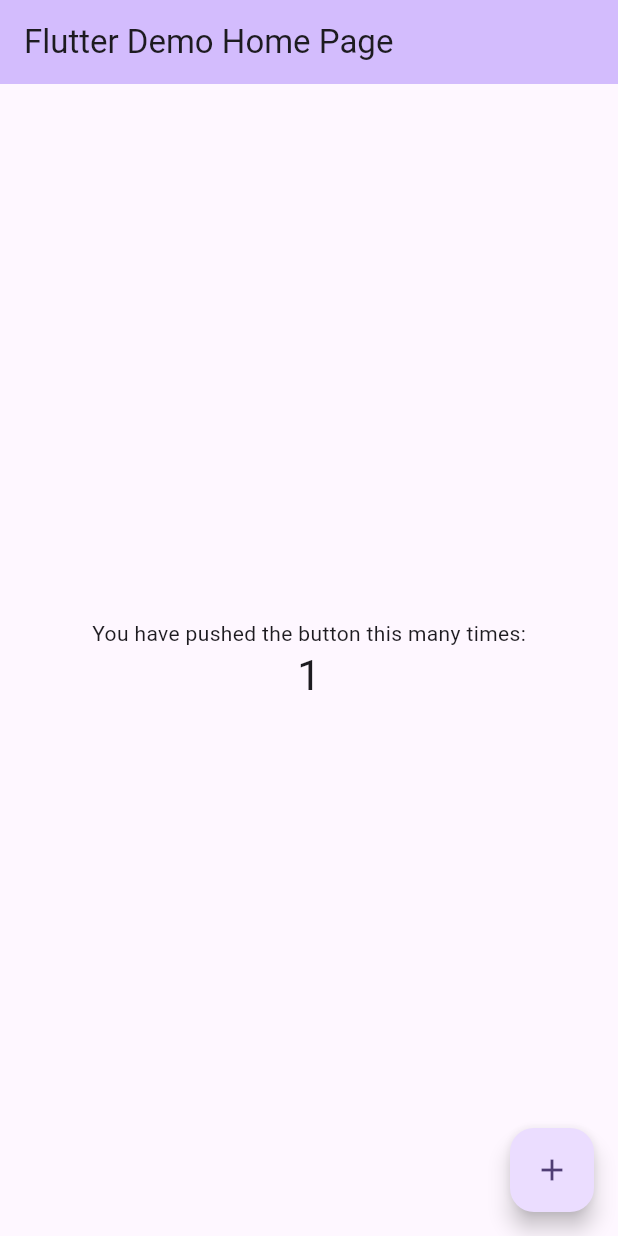
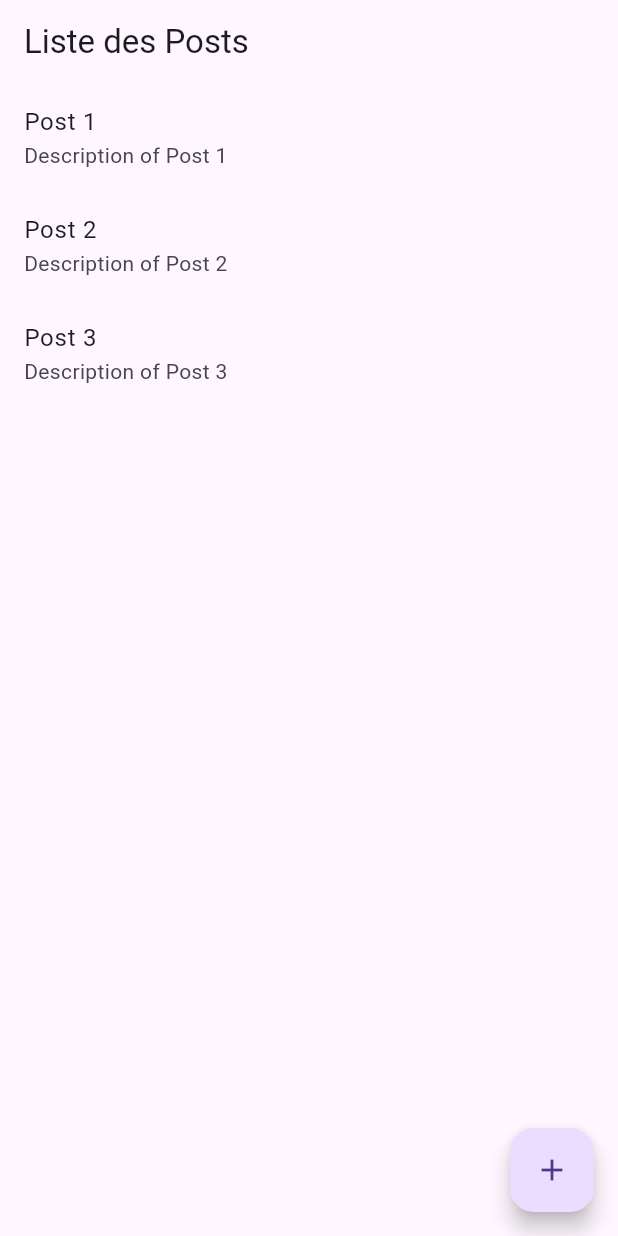
Before and after one commit to LucasParchap/tpflutterposts, a Flutter app: the screen it shows after launch, after a tap on the "add" icon, on a phone screen of 412 x 824 dp. Run offline on Flutter 3.47's test engine with Material 3 defaults, Android fonts, the phone set to English and light mode, and no system bars; our stand-ins replace flutter_bloc.

Commit message:
Implement Bloc and Repository for managing posts

```diff
--- /dev/null
+++ b/lib/app_exception.dart
@@ -0,0 +1,12 @@
+class AppException implements Exception {
+  final String message;
+
+  AppException(this.message);
+
+  static AppException from(Object error) {
+    return AppException(error.toString());
+  }
+
+  @override
+  String toString() => message;
+}
--- a/lib/main.dart
+++ b/lib/main.dart
@@ -1,4 +1,11 @@
 import 'package:flutter/material.dart';
+import 'package:flutter_bloc/flutter_bloc.dart';
+import 'shared/blocs/post_bloc.dart';
+import 'shared/services/posts_repository/posts_repository.dart';
+import 'shared/services/local_posts_data_source/fake_posts_data_source.dart';
+import 'screens/posts_screen.dart';
+import 'screens/post_detail_screen.dart';
+import 'shared/models/Post.dart';
 
 void main() {
   runApp(const MyApp());
@@ -7,119 +14,43 @@ void main() {
 class MyApp extends StatelessWidget {
   const MyApp({super.key});
 
-  // This widget is the root of your application.
   @override
   Widget build(BuildContext context) {
-    return MaterialApp(
-      title: 'Flutter Demo',
-      theme: ThemeData(
-        // This is the theme of your application.
-        //
-        // TRY THIS: Try running your application with "flutter run". You'll see
-        // the application has a purple toolbar. Then, without quitting the app,
-        // try changing the seedColor in the colorScheme below to Colors.green
-        // and then invoke "hot reload" (save your changes or press the "hot
-        // reload" button in a Flutter-supported IDE, or press "r" if you used
-        // the command line to start the app).
-        //
-        // Notice that the counter didn't reset back to zero; the application
-        // state is not lost during the reload. To reset the state, use hot
-        // restart instead.
-        //
-        // This works for code too, not just values: Most code changes can be
-        // tested with just a hot reload.
-        colorScheme: ColorScheme.fromSeed(seedColor: Colors.deepPurple),
-        useMaterial3: true,
+    return RepositoryProvider(
+      create: (context) => PostRepository(
+        postsDataSource: FakePostsDataSource(),
       ),
-      home: const MyHomePage(title: 'Flutter Demo Home Page'),
+      child: BlocProvider(
+        create: (context) => PostBloc(
+          postRepository: context.read<PostRepository>(),
+        )..add(const GetAllPosts()),
+        child: MaterialApp(
+          debugShowCheckedModeBanner: false,
+          title: 'Posts App',
+          theme: ThemeData(
+            primarySwatch: Colors.blue,
+          ),
+          routes: {
+            '/': (context) => PostsScreen(),
+          },
+          onGenerateRoute: (routeSettings) {
+            Widget screen = const Scaffold(
+              body: Center(
+                child: Text('Page not found!'),
+              ),
+            );
+            final arguments = routeSettings.arguments;
+            switch (routeSettings.name) {
+              case '/postDetail':
+                if (arguments is Post) {
+                  screen = PostDetailScreen(post: arguments);
+                }
+                break;
+            }
+            return MaterialPageRoute(builder: (context) => screen);
+          },
+        ),
+      ),
     );
   }
 }
-
-class MyHomePage extends StatefulWidget {
-  const MyHomePage({super.key, required this.title});
-
-  // This widget is the home page of your application. It is stateful, meaning
-  // that it has a State object (defined below) that contains fields that affect
-  // how it looks.
-
-  // This class is the configuration for the state. It holds the values (in this
-  // case the title) provided by the parent (in this case the App widget) and
-  // used by the build method of the State. Fields in a Widget subclass are
-  // always marked "final".
-
-  final String title;
-
-  @override
-  State<MyHomePage> createState() => _MyHomePageState();
-}
-
-class _MyHomePageState extends State<MyHomePage> {
-  int _counter = 0;
-
-  void _incrementCounter() {
-    setState(() {
-      // This call to setState tells the Flutter framework that something has
-      // changed in this State, which causes it to rerun the build method below
-      // so that the display can reflect the updated values. If we changed
-      // _counter without calling setState(), then the build method would not be
-      // called again, and so nothing would appear to happen.
-      _counter++;
-    });
-  }
-
-  @override
-  Widget build(BuildContext context) {
-    // This method is rerun every time setState is called, for instance as done
-    // by the _incrementCounter method above.
-    //
-    // The Flutter framework has been optimized to make rerunning build methods
-    // fast, so that you can just rebuild anything that needs updating rather
-    // than having to individually change instances of widgets.
-    return Scaffold(
-      appBar: AppBar(
-        // TRY THIS: Try changing the color here to a specific color (to
-        // Colors.amber, perhaps?) and trigger a hot reload to see the AppBar
-        // change color while the other colors stay the same.
-        backgroundColor: Theme.of(context).colorScheme.inversePrimary,
-        // Here we take the value from the MyHomePage object that was created by
-        // the App.build method, and use it to set our appbar title.
-        title: Text(widget.title),
-      ),
-      body: Center(
-        // Center is a layout widget. It takes a single child and positions it
-        // in the middle of the parent.
-        child: Column(
-          // Column is also a layout widget. It takes a list of children and
-          // arranges them vertically. By default, it sizes itself to fit its
-          // children horizontally, and tries to be as tall as its parent.
-          //
-          // Column has various properties to control how it sizes itself and
-          // how it positions its children. Here we use mainAxisAlignment to
-          // center the children vertically; the main axis here is the vertical
-          // axis because Columns are vertical (the cross axis would be
-          // horizontal).
-          //
-          // TRY THIS: Invoke "debug painting" (choose the "Toggle Debug Paint"
-          // action in the IDE, or press "p" in the console), to see the
-          // wireframe for each widget.
-          mainAxisAlignment: MainAxisAlignment.center,
-          children: <Widget>[
-            const Text(
-              'You have pushed the button this many times:',
-            ),
-            Text(
-              '$_counter',
-              style: Theme.of(context).textTheme.headlineMedium,
-            ),
-          ],
-        ),
-      ),
-      floatingActionButton: FloatingActionButton(
-        onPressed: _incrementCounter,
-        tooltip: 'Increment',
-        child: const Icon(Icons.add),
-      ), // This trailing comma makes auto-formatting nicer for build methods.
-    );
-  }
-}
--- /dev/null
+++ b/lib/screens/post_detail_screen.dart
@@ -0,0 +1,34 @@
+import 'package:flutter/material.dart';
+import '../shared/models/Post.dart';
+
+class PostDetailScreen extends StatelessWidget {
+  final Post post;
+
+  const PostDetailScreen({Key? key, required this.post}) : super(key: key);
+
+  @override
+  Widget build(BuildContext context) {
+    return Scaffold(
+      appBar: AppBar(
+        title: Text(post.title),
+      ),
+      body: Padding(
+        padding: const EdgeInsets.all(16.0),
+        child: Column(
+          crossAxisAlignment: CrossAxisAlignment.start,
+          children: [
+            Text(
+              post.title,
+              style: TextStyle(fontSize: 24, fontWeight: FontWeight.bold),
+            ),
+            SizedBox(height: 16),
+            Text(
+              post.description,
+              style: TextStyle(fontSize: 16),
+            ),
+          ],
+        ),
+      ),
+    );
+  }
+}
--- /dev/null
+++ b/lib/screens/posts_screen.dart
@@ -0,0 +1,58 @@
+import 'package:flutter/material.dart';
+import 'package:flutter_bloc/flutter_bloc.dart';
+import 'post_detail_screen.dart';
+import '../../shared/blocs/post_bloc.dart';
+
+class PostsScreen extends StatelessWidget {
+  @override
+  Widget build(BuildContext context) {
+    return Scaffold(
+      appBar: AppBar(
+        title: Text('Liste des Posts'),
+      ),
+      body: BlocBuilder<PostBloc, PostState>(
+        builder: (context, state) {
+          if (state.status == PostStatus.loading) {
+            return Center(child: CircularProgressIndicator());
+          } else if (state.status == PostStatus.successLoading) {
+            if (state.posts.isEmpty) {
+              return Center(child: Text('Aucun post disponible.'));
+            }
+            return ListView.builder(
+              itemCount: state.posts.length,
+              itemBuilder: (context, index) {
+                final post = state.posts[index];
+                return ListTile(
+                  title: Text(post.title),
+                  subtitle: Text(post.description),
+                  onTap: () {
+                    Navigator.push(
+                      context,
+                      MaterialPageRoute(
+                        builder: (context) => PostDetailScreen(post: post),
+                      ),
+                    );
+                  },
+                );
+              },
+            );
+          } else if (state.status == PostStatus.error) {
+            return Center(
+              child: Text(
+                state.exception?.message ?? 'Une erreur est survenue',
+                style: TextStyle(color: Colors.red),
+              ),
+            );
+          }
+          return Center(child: Text('Aucun état valide.'));
+        },
+      ),
+      floatingActionButton: FloatingActionButton(
+        onPressed: () {
+          // Naviguer vers l'écran de création de post
+        },
+        child: Icon(Icons.add),
+      ),
+    );
+  }
+}
--- /dev/null
+++ b/lib/shared/blocs/post_bloc.dart
@@ -0,0 +1,32 @@
+import 'package:flutter_bloc/flutter_bloc.dart';
+import 'package:meta/meta.dart';
+import '../models/Post.dart';
+import '../../../app_exception.dart';
+import '../services/posts_repository/posts_repository.dart';
+
+part 'post_event.dart';
+part 'post_state.dart';
+
+class PostBloc extends Bloc<PostEvent, PostState> {
+  final PostRepository postRepository;
+
+  PostBloc({required this.postRepository}) : super(const PostState()) {
+    on<GetAllPosts>(_onGetAllPosts);
+  }
+
+  Future<void> _onGetAllPosts(GetAllPosts event, Emitter<PostState> emit) async {
+    emit(state.copyWith(status: PostStatus.loading));
+    try {
+      final posts = await postRepository.getAllPosts();
+      emit(state.copyWith(
+        posts: posts,
+        status: PostStatus.successLoading,
+      ));
+    } catch (error) {
+      emit(state.copyWith(
+        status: PostStatus.error,
+        exception: AppException.from(error),
+      ));
+    }
+  }
+}
--- /dev/null
+++ b/lib/shared/blocs/post_event.dart
@@ -0,0 +1,28 @@
+part of 'post_bloc.dart';
+
+@immutable
+abstract class PostEvent {
+  const PostEvent();
+}
+
+class GetAllPosts extends PostEvent {
+  const GetAllPosts();
+}
+
+class AddPost extends PostEvent {
+  final Post post;
+
+  const AddPost({required this.post});
+}
+
+class UpdatePost extends PostEvent {
+  final Post updatedPost;
+
+  const UpdatePost({required this.updatedPost});
+}
+
+class DeletePost extends PostEvent {
+  final String postId;
+
+  const DeletePost({required this.postId});
+}
--- /dev/null
+++ b/lib/shared/blocs/post_state.dart
@@ -0,0 +1,38 @@
+part of 'post_bloc.dart';
+
+enum PostStatus {
+  initial,
+  loading,
+  successLoading,
+  adding,
+  successAdding,
+  updating,
+  successUpdating,
+  deleting,
+  successDeleting,
+  error,
+}
+
+class PostState {
+  final PostStatus status;
+  final List<Post> posts;
+  final AppException? exception;
+
+  const PostState({
+    this.status = PostStatus.initial,
+    this.posts = const [],
+    this.exception,
+  });
+
+  PostState copyWith({
+    PostStatus? status,
+    List<Post>? posts,
+    AppException? exception,
+  }) {
+    return PostState(
+      status: status ?? this.status,
+      posts: posts ?? this.posts,
+      exception: exception,
+    );
+  }
+}
--- /dev/null
+++ b/lib/shared/models/post.dart
@@ -0,0 +1,11 @@
+class Post {
+  final String id;
+  final String title;
+  final String description;
+
+  const Post({
+    required this.id,
+    required this.title,
+    required this.description,
+  });
+}
--- /dev/null
+++ b/lib/shared/services/local_posts_data_source/fake_posts_data_source.dart
@@ -0,0 +1,18 @@
+import 'dart:async';
+import '../../models/Post.dart';
+import '../posts_data_source/posts_data_source.dart';
+
+
+class FakePostsDataSource extends PostsDataSource {
+  final List<Post> _fakePosts = const [
+    Post(id: '1', title: 'Post 1', description: 'Description of Post 1'),
+    Post(id: '2', title: 'Post 2', description: 'Description of Post 2'),
+    Post(id: '3', title: 'Post 3', description: 'Description of Post 3'),
+  ];
+
+  @override
+  Future<List<Post>> getAllPosts() async {
+    await Future.delayed(const Duration(seconds: 1));
+    return _fakePosts;
+  }
+}
--- /dev/null
+++ b/lib/shared/services/posts_data_source/posts_data_source.dart
@@ -0,0 +1,5 @@
+import '../../models/Post.dart';
+
+abstract class PostsDataSource {
+  Future<List<Post>> getAllPosts();
+}
--- /dev/null
+++ b/lib/shared/services/posts_repository/posts_repository.dart
@@ -0,0 +1,12 @@
+import '../../models/Post.dart';
+import '../posts_data_source/posts_data_source.dart';
+
+class PostRepository {
+  final PostsDataSource postsDataSource;
+
+  PostRepository({required this.postsDataSource});
+
+  Future<List<Post>> getAllPosts() async {
+    return await postsDataSource.getAllPosts();
+  }
+}
```
Also changed, not shown: pubspec.yaml (+4 -5 lines), lib/screens/create_post_screen.dart (added), pubspec.lock, 1 other file.
